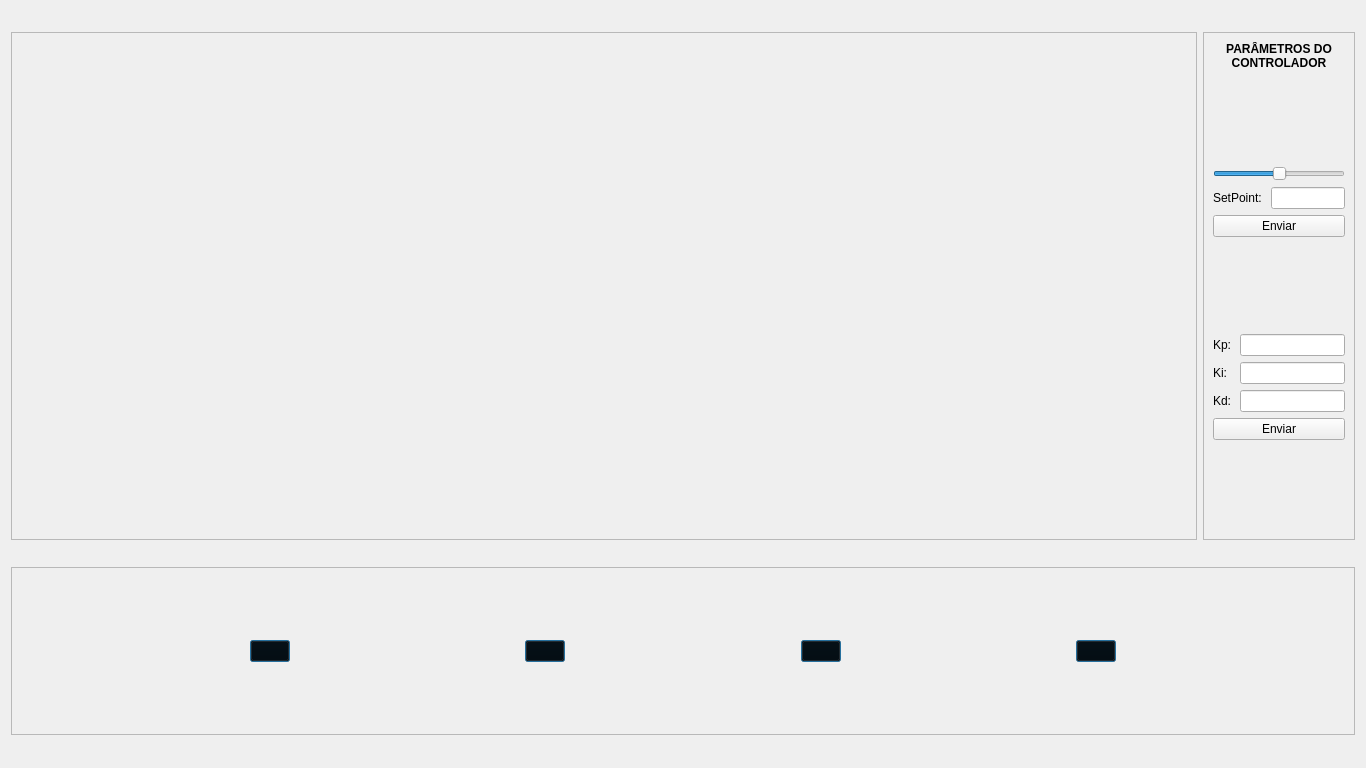
Old version of the form rqt_gui_aeropendulum/resource/MyPlugin.ui in the repository mateusmenezes95/aeropendulum.
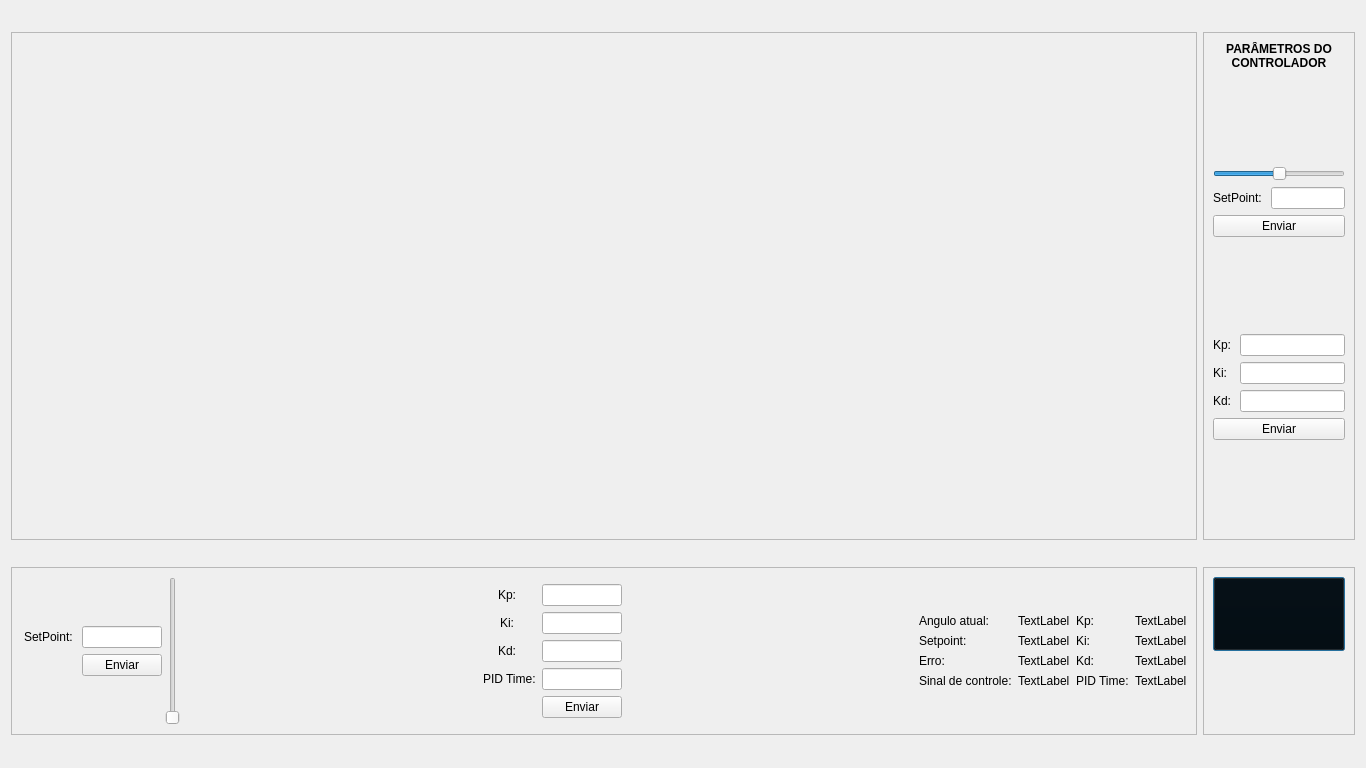
New version of the form. Icons and pictures are not drawn.

```diff
--- a/rqt_gui_aeropendulum/resource/MyPlugin.ui
+++ b/rqt_gui_aeropendulum/resource/MyPlugin.ui
@@ -242,7 +242,35 @@
      </layout>
     </widget>
    </item>
-   <item row="1" column="0" colspan="2">
+   <item row="0" column="0">
+    <widget class="QFrame" name="GraphFRame">
+     <property name="maximumSize">
+      <size>
+       <width>16777215</width>
+       <height>508</height>
+      </size>
+     </property>
+     <property name="frameShape">
+      <enum>QFrame::StyledPanel</enum>
+     </property>
+     <property name="frameShadow">
+      <enum>QFrame::Raised</enum>
+     </property>
+     <layout class="QHBoxLayout" name="horizontalLayout_3">
+      <item>
+       <layout class="QVBoxLayout" name="graphLayout">
+        <property name="spacing">
+         <number>9</number>
+        </property>
+        <property name="margin">
+         <number>9</number>
+        </property>
+       </layout>
+      </item>
+     </layout>
+    </widget>
+   </item>
+   <item row="1" column="0">
     <widget class="QFrame" name="IconsFrame">
      <property name="maximumSize">
       <size>
@@ -258,238 +286,429 @@
      </property>
      <layout class="QHBoxLayout" name="horizontalLayout_2">
       <item>
-       <layout class="QHBoxLayout" name="horizontalLayout">
-        <item>
-         <spacer name="horizontalSpacer_4">
+       <layout class="QGridLayout" name="gridLayout_2">
+        <item row="0" column="1">
+         <widget class="QSlider" name="verticalSlider">
           <property name="orientation">
-           <enum>Qt::Horizontal</enum>
+           <enum>Qt::Vertical</enum>
           </property>
-          <property name="sizeHint" stdset="0">
-           <size>
-            <width>40</width>
-            <height>20</height>
-           </size>
-          </property>
-         </spacer>
+         </widget>
         </item>
-        <item>
-         <widget class="QPushButton" name="powerButton">
-          <property name="mouseTracking">
-           <bool>false</bool>
+        <item row="0" column="0">
+         <layout class="QFormLayout" name="formLayout">
+          <property name="fieldGrowthPolicy">
+           <enum>QFormLayout::AllNonFixedFieldsGrow</enum>
           </property>
-          <property name="autoFillBackground">
-           <bool>false</bool>
+          <property name="labelAlignment">
+           <set>Qt::AlignCenter</set>
           </property>
-          <property name="styleSheet">
-           <string notr="true">background: transparent;</string>
+          <property name="formAlignment">
+           <set>Qt::AlignCenter</set>
           </property>
+          <item row="2" column="1">
+           <widget class="QLineEdit" name="lineEdit_5">
+            <property name="sizePolicy">
+             <sizepolicy hsizetype="Preferred" vsizetype="Fixed">
+              <horstretch>0</horstretch>
+              <verstretch>0</verstretch>
+             </sizepolicy>
+            </property>
+            <property name="maximumSize">
+             <size>
+              <width>80</width>
+              <height>16777215</height>
+             </size>
+            </property>
+           </widget>
+          </item>
+          <item row="2" column="0">
+           <widget class="QLabel" name="label_11">
           <property name="text">
-           <string/>
-          </property>
-          <property name="icon">
-           <iconset>
-            <normaloff>../Icons/power-button-off.svg</normaloff>../Icons/power-button-off.svg</iconset>
-          </property>
-          <property name="iconSize">
+             <string>SetPoint: </string>
+            </property>
+           </widget>
+          </item>
+          <item row="3" column="1">
+           <widget class="QPushButton" name="setPointButton_2">
+            <property name="sizePolicy">
+             <sizepolicy hsizetype="Minimum" vsizetype="Fixed">
+              <horstretch>0</horstretch>
+              <verstretch>0</verstretch>
+             </sizepolicy>
+            </property>
+            <property name="minimumSize">
            <size>
-            <width>64</width>
-            <height>64</height>
-           </size>
-          </property>
-          <property name="default">
-           <bool>true</bool>
-          </property>
-          <property name="flat">
-           <bool>false</bool>
-          </property>
-         </widget>
+              <width>0</width>
+              <height>0</height>
+             </size>
+            </property>
+            <property name="maximumSize">
+             <size>
+              <width>80</width>
+              <height>16777215</height>
+             </size>
+            </property>
+            <property name="text">
+             <string>Enviar</string>
+            </property>
+           </widget>
+          </item>
+         </layout>
+        </item>
+       </layout>
         </item>
         <item>
          <spacer name="horizontalSpacer">
           <property name="orientation">
            <enum>Qt::Horizontal</enum>
           </property>
+        <property name="sizeType">
+         <enum>QSizePolicy::Minimum</enum>
+        </property>
           <property name="sizeHint" stdset="0">
            <size>
-            <width>40</width>
+          <width>32</width>
             <height>20</height>
            </size>
           </property>
          </spacer>
         </item>
         <item>
-         <widget class="QPushButton" name="stepResponseButton">
-          <property name="mouseTracking">
-           <bool>false</bool>
-          </property>
-          <property name="autoFillBackground">
-           <bool>false</bool>
-          </property>
-          <property name="styleSheet">
-           <string notr="true">background: transparent;</string>
+       <layout class="QFormLayout" name="formLayout_2">
+        <property name="labelAlignment">
+         <set>Qt::AlignCenter</set>
+        </property>
+        <property name="formAlignment">
+         <set>Qt::AlignCenter</set>
+        </property>
+        <item row="0" column="0">
+         <widget class="QLabel" name="label_6">
+          <property name="text">
+           <string>Kp: </string>
           </property>
+         </widget>
+        </item>
+        <item row="1" column="0">
+         <widget class="QLabel" name="label_7">
           <property name="text">
-           <string/>
+           <string>Ki: </string>
           </property>
-          <property name="icon">
-           <iconset>
-            <normaloff>../Icons/graphs.svg</normaloff>../Icons/graphs.svg</iconset>
+         </widget>
+        </item>
+        <item row="2" column="0">
+         <widget class="QLabel" name="label_8">
+          <property name="text">
+           <string>Kd: </string>
           </property>
-          <property name="iconSize">
+         </widget>
+        </item>
+        <item row="3" column="0">
+         <widget class="QLabel" name="label_9">
+          <property name="text">
+           <string>PID Time:</string>
+          </property>
+         </widget>
+        </item>
+        <item row="0" column="1">
+         <widget class="QLineEdit" name="lineEdit">
+          <property name="maximumSize">
            <size>
-            <width>64</width>
-            <height>64</height>
+            <width>80</width>
+            <height>16777215</height>
            </size>
           </property>
-          <property name="default">
-           <bool>true</bool>
+         </widget>
+        </item>
+        <item row="1" column="1">
+         <widget class="QLineEdit" name="lineEdit_2">
+          <property name="maximumSize">
+           <size>
+            <width>80</width>
+            <height>16777215</height>
+           </size>
           </property>
-          <property name="flat">
-           <bool>false</bool>
+         </widget>
+        </item>
+        <item row="2" column="1">
+         <widget class="QLineEdit" name="lineEdit_3">
+          <property name="maximumSize">
+           <size>
+            <width>80</width>
+            <height>16777215</height>
+           </size>
           </property>
          </widget>
+        </item>
+        <item row="3" column="1">
+         <widget class="QLineEdit" name="lineEdit_4">
+          <property name="maximumSize">
+           <size>
+            <width>80</width>
+            <height>16777215</height>
+           </size>
+          </property>
+         </widget>
+        </item>
+        <item row="4" column="1">
+         <widget class="QPushButton" name="pushButton">
+          <property name="maximumSize">
+           <size>
+            <width>80</width>
+            <height>16777215</height>
+           </size>
+          </property>
+          <property name="text">
+           <string>Enviar</string>
+          </property>
+         </widget>
+        </item>
+       </layout>
         </item>
         <item>
          <spacer name="horizontalSpacer_2">
           <property name="orientation">
            <enum>Qt::Horizontal</enum>
           </property>
+        <property name="sizeType">
+         <enum>QSizePolicy::Minimum</enum>
+        </property>
           <property name="sizeHint" stdset="0">
            <size>
-            <width>40</width>
+          <width>32</width>
             <height>20</height>
            </size>
           </property>
          </spacer>
         </item>
         <item>
-         <widget class="QPushButton" name="csvButton">
-          <property name="mouseTracking">
-           <bool>false</bool>
+       <layout class="QHBoxLayout" name="horizontalLayout">
+        <item>
+         <layout class="QFormLayout" name="formLayout_5">
+          <property name="fieldGrowthPolicy">
+           <enum>QFormLayout::AllNonFixedFieldsGrow</enum>
           </property>
-          <property name="autoFillBackground">
-           <bool>false</bool>
+          <property name="formAlignment">
+           <set>Qt::AlignLeading|Qt::AlignLeft|Qt::AlignVCenter</set>
           </property>
-          <property name="styleSheet">
-           <string notr="true">background: transparent;</string>
-          </property>
+          <item row="0" column="0">
+           <widget class="QLabel" name="label_12">
+            <property name="text">
+             <string>Angulo atual: </string>
+            </property>
+           </widget>
+          </item>
+          <item row="0" column="1">
+           <widget class="QLabel" name="label_13">
           <property name="text">
-           <string/>
-          </property>
-          <property name="icon">
-           <iconset>
-            <normaloff>../Icons/csv-icon.svg</normaloff>../Icons/csv-icon.svg</iconset>
-          </property>
-          <property name="iconSize">
-           <size>
-            <width>64</width>
-            <height>64</height>
-           </size>
-          </property>
-          <property name="default">
-           <bool>true</bool>
-          </property>
-          <property name="flat">
-           <bool>false</bool>
+             <string>TextLabel</string>
+            </property>
+           </widget>
+          </item>
+          <item row="1" column="0">
+           <widget class="QLabel" name="label_14">
+            <property name="text">
+             <string>Setpoint: </string>
+            </property>
+           </widget>
+          </item>
+          <item row="1" column="1">
+           <widget class="QLabel" name="label_17">
+            <property name="text">
+             <string>TextLabel</string>
+            </property>
+           </widget>
+          </item>
+          <item row="2" column="0">
+           <widget class="QLabel" name="label_15">
+            <property name="text">
+             <string>Erro:</string>
+            </property>
+           </widget>
+          </item>
+          <item row="2" column="1">
+           <widget class="QLabel" name="label_18">
+            <property name="text">
+             <string>TextLabel</string>
           </property>
          </widget>
         </item>
-        <item>
-         <spacer name="horizontalSpacer_3">
-          <property name="orientation">
-           <enum>Qt::Horizontal</enum>
-          </property>
-          <property name="sizeHint" stdset="0">
-           <size>
-            <width>40</width>
-            <height>20</height>
-           </size>
-          </property>
-         </spacer>
-        </item>
+          <item row="3" column="0">
+           <widget class="QLabel" name="label_16">
+            <property name="text">
+             <string>Sinal de controle:</string>
+            </property>
+           </widget>
+          </item>
+          <item row="3" column="1">
+           <widget class="QLabel" name="label_19">
+            <property name="text">
+             <string>TextLabel</string>
+            </property>
+           </widget>
+          </item>
+         </layout>
+        </item>
         <item>
-         <widget class="QPushButton" name="connectionButton">
-          <property name="mouseTracking">
-           <bool>false</bool>
+         <layout class="QFormLayout" name="formLayout_3">
+          <property name="fieldGrowthPolicy">
+           <enum>QFormLayout::AllNonFixedFieldsGrow</enum>
           </property>
-          <property name="autoFillBackground">
-           <bool>false</bool>
+          <property name="formAlignment">
+           <set>Qt::AlignLeading|Qt::AlignLeft|Qt::AlignVCenter</set>
           </property>
-          <property name="styleSheet">
-           <string notr="true">background: transparent;</string>
-          </property>
+          <item row="0" column="0">
+           <widget class="QLabel" name="label_10">
+            <property name="text">
+             <string>Kp:</string>
+            </property>
+           </widget>
+          </item>
+          <item row="1" column="0">
+           <widget class="QLabel" name="label_20">
           <property name="text">
-           <string/>
-          </property>
-          <property name="icon">
-           <iconset>
-            <normaloff>../Icons/link.svg</normaloff>../Icons/link.svg</iconset>
-          </property>
-          <property name="iconSize">
-           <size>
-            <width>64</width>
-            <height>64</height>
-           </size>
-          </property>
-          <property name="default">
-           <bool>true</bool>
-          </property>
-          <property name="flat">
-           <bool>false</bool>
+             <string>Ki:</string>
+            </property>
+           </widget>
+          </item>
+          <item row="2" column="0">
+           <widget class="QLabel" name="label_21">
+            <property name="text">
+             <string>Kd:</string>
+            </property>
+           </widget>
+          </item>
+          <item row="3" column="0">
+           <widget class="QLabel" name="label_22">
+            <property name="text">
+             <string>PID Time:</string>
+            </property>
+           </widget>
+          </item>
+          <item row="0" column="1">
+           <widget class="QLabel" name="label_23">
+            <property name="text">
+             <string>TextLabel</string>
+            </property>
+           </widget>
+          </item>
+          <item row="1" column="1">
+           <widget class="QLabel" name="label_24">
+            <property name="text">
+             <string>TextLabel</string>
           </property>
          </widget>
         </item>
-        <item>
-         <spacer name="horizontalSpacer_5">
-          <property name="orientation">
-           <enum>Qt::Horizontal</enum>
-          </property>
-          <property name="sizeHint" stdset="0">
-           <size>
-            <width>40</width>
-            <height>20</height>
-           </size>
-          </property>
-         </spacer>
+          <item row="2" column="1">
+           <widget class="QLabel" name="label_25">
+            <property name="text">
+             <string>TextLabel</string>
+            </property>
+           </widget>
+          </item>
+          <item row="3" column="1">
+           <widget class="QLabel" name="label_26">
+            <property name="text">
+             <string>TextLabel</string>
+            </property>
+           </widget>
         </item>
        </layout>
       </item>
      </layout>
+      </item>
+     </layout>
     </widget>
    </item>
-   <item row="0" column="0">
-    <widget class="QFrame" name="GraphFRame">
-     <property name="maximumSize">
-      <size>
-       <width>16777215</width>
-       <height>508</height>
-      </size>
-     </property>
+   <item row="1" column="1">
+    <widget class="QFrame" name="frame">
      <property name="frameShape">
       <enum>QFrame::StyledPanel</enum>
      </property>
      <property name="frameShadow">
       <enum>QFrame::Raised</enum>
      </property>
-     <layout class="QHBoxLayout" name="horizontalLayout_3">
-      <item>
-       <layout class="QVBoxLayout" name="graphLayout">
+     <layout class="QVBoxLayout" name="verticalLayout_2">
         <property name="spacing">
-         <number>9</number>
-        </property>
-        <property name="leftMargin">
-         <number>9</number>
-        </property>
-        <property name="topMargin">
-         <number>9</number>
-        </property>
-        <property name="rightMargin">
-         <number>9</number>
+       <number>0</number>
         </property>
         <property name="bottomMargin">
          <number>9</number>
         </property>
-       </layout>
+      <item>
+       <widget class="QPushButton" name="csvButton">
+        <property name="sizePolicy">
+         <sizepolicy hsizetype="Preferred" vsizetype="Preferred">
+          <horstretch>0</horstretch>
+          <verstretch>0</verstretch>
+         </sizepolicy>
+        </property>
+        <property name="mouseTracking">
+         <bool>false</bool>
+        </property>
+        <property name="autoFillBackground">
+         <bool>false</bool>
+        </property>
+        <property name="styleSheet">
+         <string notr="true">background: transparent;</string>
+        </property>
+        <property name="text">
+         <string/>
+        </property>
+        <property name="icon">
+         <iconset>
+          <normaloff>icons/csv.svg</normaloff>icons/csv.svg</iconset>
+        </property>
+        <property name="iconSize">
+         <size>
+          <width>64</width>
+          <height>64</height>
+         </size>
+        </property>
+        <property name="default">
+         <bool>true</bool>
+        </property>
+        <property name="flat">
+         <bool>false</bool>
+        </property>
+       </widget>
+      </item>
+      <item>
+       <widget class="QPushButton" name="stepResponseButton">
+        <property name="sizePolicy">
+         <sizepolicy hsizetype="Preferred" vsizetype="Preferred">
+          <horstretch>0</horstretch>
+          <verstretch>0</verstretch>
+         </sizepolicy>
+        </property>
+        <property name="maximumSize">
+         <size>
+          <width>16777204</width>
+          <height>16777215</height>
+         </size>
+        </property>
+        <property name="text">
+         <string/>
+        </property>
+        <property name="icon">
+         <iconset>
+          <normaloff>icons/graphs.svg</normaloff>icons/graphs.svg</iconset>
+        </property>
+        <property name="iconSize">
+         <size>
+          <width>64</width>
+          <height>64</height>
+         </size>
+        </property>
+        <property name="autoDefault">
+         <bool>false</bool>
+        </property>
+        <property name="default">
+         <bool>false</bool>
+        </property>
+        <property name="flat">
+         <bool>true</bool>
+        </property>
+       </widget>
       </item>
      </layout>
     </widget>
```
Lines whose indentation alone changed are shown as unchanged.
